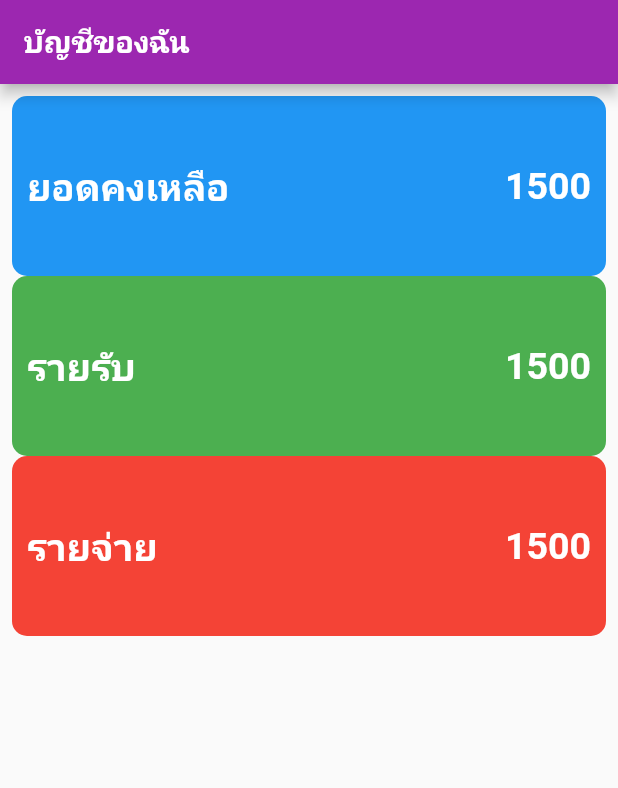
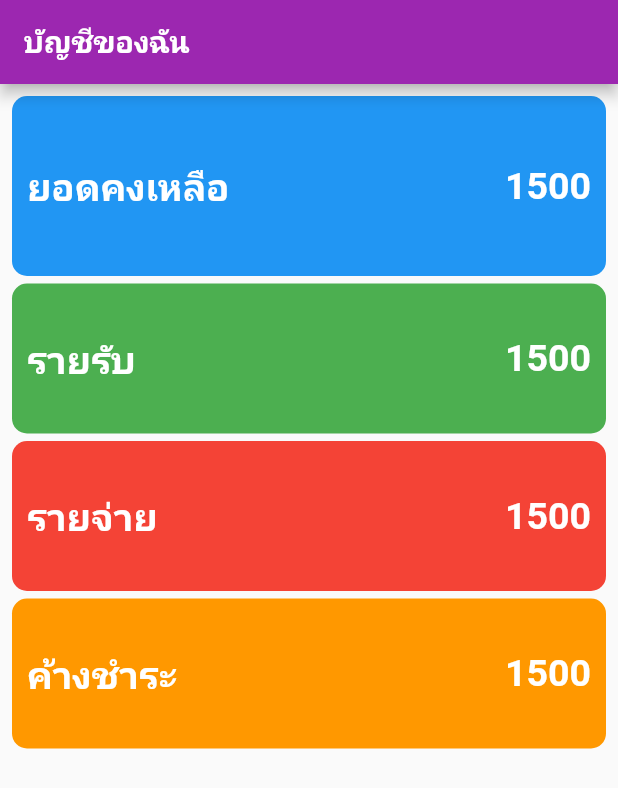
Before and after one commit to siraphak/basic_flutter, a Flutter app: the screen it shows after launch, on a phone screen of 412 x 824 dp. Shown: the top 788 px of the screen. Run offline on Flutter 3.47's test engine with Material 2 defaults, Android fonts, the phone set to English and light mode, and no system bars.

Commit message:
add sizebox

```diff
--- a/lib/main.dart
+++ b/lib/main.dart
@@ -64,12 +64,15 @@ class _MyHomePageState extends State<MyHomePage> {
                   ],
                 ),
               ),
+              SizedBox(
+                height: 5,
+              ),
               Container(
                 padding: const EdgeInsets.all(10.0),
                 decoration: BoxDecoration(
                     color: Colors.green,
                     borderRadius: BorderRadius.circular(10)),
-                height: 120,
+                height: 100,
                 child: Row(
                   children: [
                     Text(
@@ -92,11 +95,14 @@ class _MyHomePageState extends State<MyHomePage> {
                   ],
                 ),
               ),
+              SizedBox(
+                height: 5,
+              ),
               Container(
                 padding: const EdgeInsets.all(10.0),
                 decoration: BoxDecoration(
                     color: Colors.red, borderRadius: BorderRadius.circular(10)),
-                height: 120,
+                height: 100,
                 child: Row(
                   crossAxisAlignment: CrossAxisAlignment.center,
                   children: [
@@ -119,7 +125,42 @@ class _MyHomePageState extends State<MyHomePage> {
                     )
                   ],
                 ),
-              )
+              ),
+              SizedBox(
+                height: 5,
+              ),
+              Container(
+                padding: const EdgeInsets.all(10.0),
+                decoration: BoxDecoration(
+                    color: Colors.orange,
+                    borderRadius: BorderRadius.circular(10)),
+                height: 100,
+                child: Row(
+                  crossAxisAlignment: CrossAxisAlignment.center,
+                  children: [
+                    Text(
+                      "ค้างชำระ",
+                      style: TextStyle(
+                          fontSize: 25,
+                          color: Colors.white,
+                          fontWeight: FontWeight.bold),
+                    ),
+                    Expanded(
+                      child: Text(
+                        "1500",
+                        style: TextStyle(
+                            fontSize: 25,
+                            color: Colors.white,
+                            fontWeight: FontWeight.bold),
+                        textAlign: TextAlign.right,
+                      ),
+                    )
+                  ],
+                ),
+              ),
+              SizedBox(
+                height: 5,
+              ),
             ],
           ),
         ));
```
